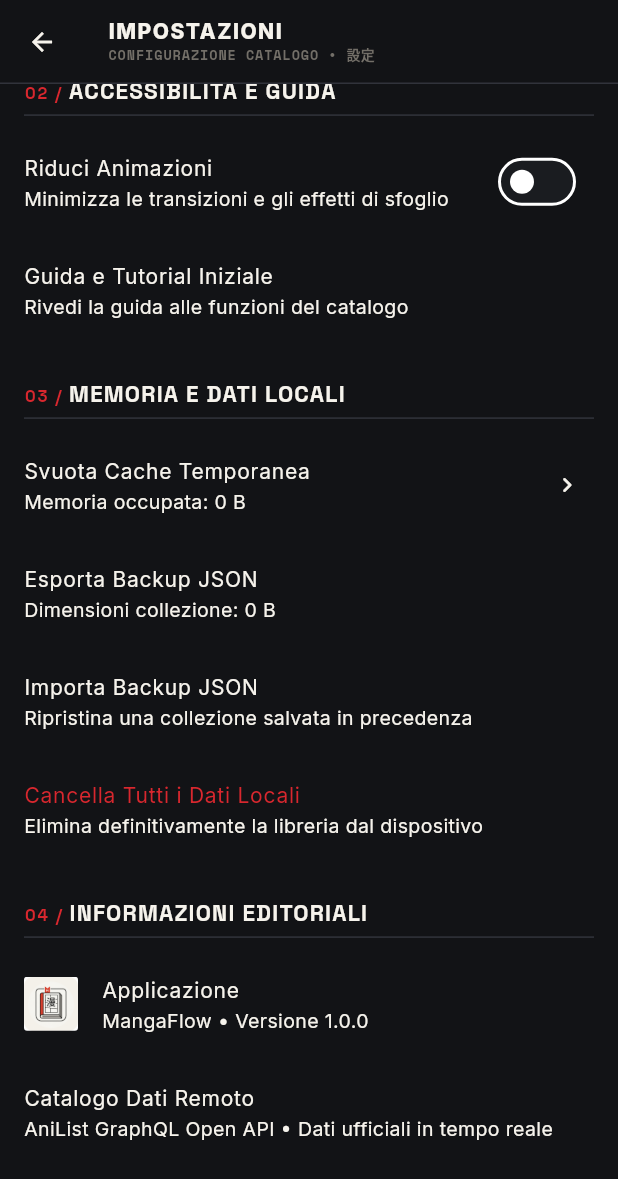
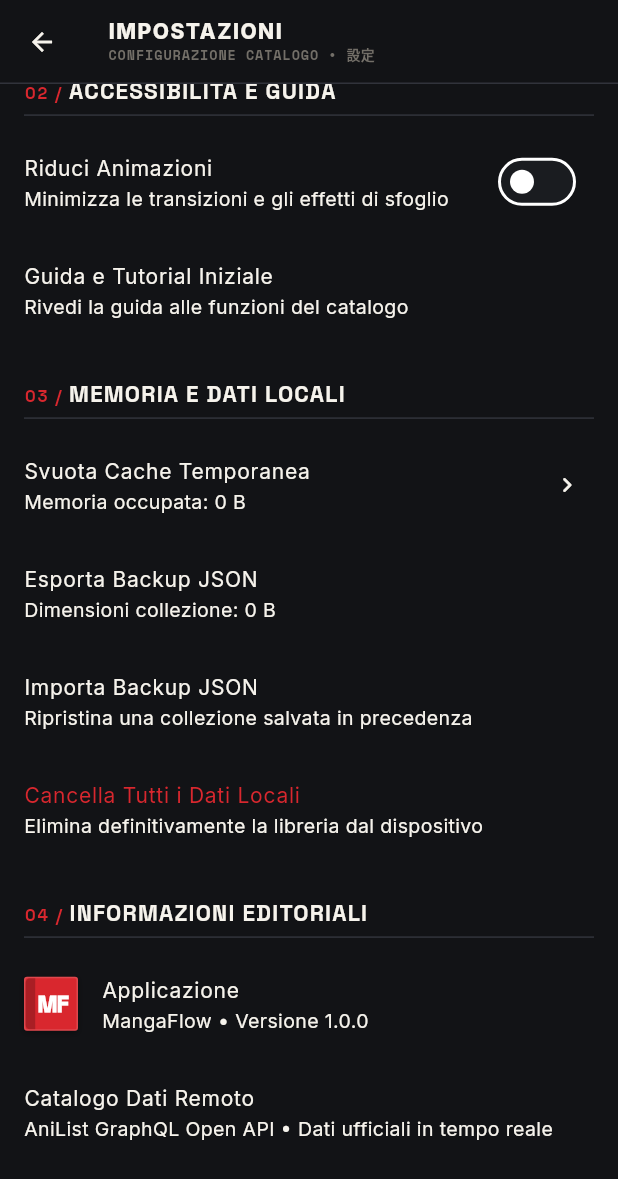
Before and after one commit to biagio-scaglia/manga-flow, a Flutter app: the SettingsScreen screen opened directly, scrolled down 341 dp, on a phone screen of 412 x 824 dp. Shown: the top 1179 px of the screen. Run offline on Flutter 3.47's test engine with Material 3 defaults, Android fonts, the phone set to English and light mode, and no system bars; our stand-ins replace google_fonts, shared_preferences; accounts and stored records are empty; network calls fail.

Commit message:
refactor(brand): replace white raster logo with custom Japanese editorial seal AppLogo widget

```diff
--- a/lib/presentation/screens/home/home_screen.dart
+++ b/lib/presentation/screens/home/home_screen.dart
@@ -6,6 +6,7 @@ import 'package:manga_library/core/theme/app_typography.dart';
 import 'package:manga_library/presentation/controllers/library_controller.dart';
 import 'package:manga_library/presentation/screens/detail/manga_detail_screen.dart';
 import 'package:manga_library/presentation/screens/settings/settings_screen.dart';
+import 'package:manga_library/presentation/widgets/app_logo.dart';
 import 'package:manga_library/presentation/widgets/editorial_section_header.dart';
 import 'package:manga_library/presentation/widgets/empty_state.dart';
 import 'package:manga_library/presentation/widgets/manga_card.dart';
@@ -44,30 +45,7 @@ class HomeScreen extends StatelessWidget {
         title: Row(
           crossAxisAlignment: CrossAxisAlignment.center,
           children: [
-            ClipRRect(
-              borderRadius: AppRadii.brXs,
-              child: Image.asset(
-                'assets/icons/app_logo.png',
-                width: 28,
-                height: 28,
-                fit: BoxFit.cover,
-                errorBuilder: (context, error, stackTrace) => Container(
-                  padding: const EdgeInsets.symmetric(
-                    horizontal: 6,
-                    vertical: 3,
-                  ),
-                  color: AppColors.editorialRed,
-                  child: const Text(
-                    'MF',
-                    style: TextStyle(
-                      color: Colors.white,
-                      fontWeight: FontWeight.w900,
-                      fontSize: 11,
-                    ),
-                  ),
-                ),
-              ),
-            ),
+            const AppLogo(size: 28),
             const SizedBox(width: 10),
             Column(
               crossAxisAlignment: CrossAxisAlignment.start,
--- a/lib/presentation/screens/settings/settings_screen.dart
+++ b/lib/presentation/screens/settings/settings_screen.dart
@@ -6,6 +6,7 @@ import 'package:manga_library/core/theme/app_radii.dart';
 import 'package:manga_library/core/theme/app_typography.dart';
 import 'package:manga_library/presentation/controllers/library_controller.dart';
 import 'package:manga_library/presentation/controllers/settings_controller.dart';
+import 'package:manga_library/presentation/widgets/app_logo.dart';
 import 'package:manga_library/presentation/widgets/editorial_section_header.dart';
 
 class SettingsScreen extends StatelessWidget {
@@ -363,15 +364,7 @@ class SettingsScreen extends StatelessWidget {
             title: 'INFORMAZIONI EDITORIALI',
           ),
           ListTile(
-            leading: ClipRRect(
-              borderRadius: AppRadii.brXs,
-              child: Image.asset(
-                'assets/icons/app_logo.png',
-                width: 36,
-                height: 36,
-                fit: BoxFit.cover,
-              ),
-            ),
+            leading: const AppLogo(size: 36),
             title: const Text('Applicazione'),
             subtitle: const Text(
               '${AppConstants.appName} • Versione ${AppConstants.appVersion}',
--- /dev/null
+++ b/lib/presentation/widgets/app_logo.dart
@@ -0,0 +1,84 @@
+import 'package:flutter/material.dart';
+import 'package:google_fonts/google_fonts.dart';
+import '../../core/theme/app_colors.dart';
+import '../../core/theme/app_radii.dart';
+
+/// Logo editoriale per MangaFlow.
+///
+/// Disegnato come un sigillo editoriale giapponese (Hanko/Stamp)
+/// che si integra armoniosamente sia nel tema scuro (Night Ink)
+/// che nel tema chiaro (Washi Paper) senza riquadri bianchi stonati.
+class AppLogo extends StatelessWidget {
+  final double size;
+  final bool showSpine;
+
+  const AppLogo({
+    super.key,
+    this.size = 28,
+    this.showSpine = true,
+  });
+
+  @override
+  Widget build(BuildContext context) {
+    final isDark = Theme.of(context).brightness == Brightness.dark;
+
+    return Container(
+      width: size,
+      height: size,
+      decoration: BoxDecoration(
+        color: AppColors.editorialRed,
+        borderRadius: AppRadii.brXs,
+        border: Border.all(
+          color: isDark
+              ? Colors.white.withValues(alpha: 0.15)
+              : Colors.black.withValues(alpha: 0.1),
+          width: 1,
+        ),
+        boxShadow: [
+          BoxShadow(
+            color: Colors.black.withValues(alpha: isDark ? 0.35 : 0.12),
+            blurRadius: 3,
+            offset: const Offset(0, 1),
+          ),
+        ],
+      ),
+      child: Stack(
+        children: [
+          // Sfumatura costina libro a sinistra
+          if (showSpine)
+            Positioned(
+              left: 0,
+              top: 0,
+              bottom: 0,
+              width: size * 0.18,
+              child: Container(
+                decoration: BoxDecoration(
+                  borderRadius: const BorderRadius.horizontal(
+                    left: Radius.circular(3),
+                  ),
+                  color: Colors.black.withValues(alpha: 0.22),
+                ),
+              ),
+            ),
+
+          // Monogramma MF con stile editoriale Space Grotesk
+          Center(
+            child: Padding(
+              padding: EdgeInsets.only(left: showSpine ? size * 0.08 : 0),
+              child: Text(
+                'MF',
+                style: GoogleFonts.spaceGrotesk(
+                  fontSize: size * 0.42,
+                  fontWeight: FontWeight.w900,
+                  color: Colors.white,
+                  letterSpacing: -0.5,
+                  height: 1.0,
+                ),
+              ),
+            ),
+          ),
+        ],
+      ),
+    );
+  }
+}
```
